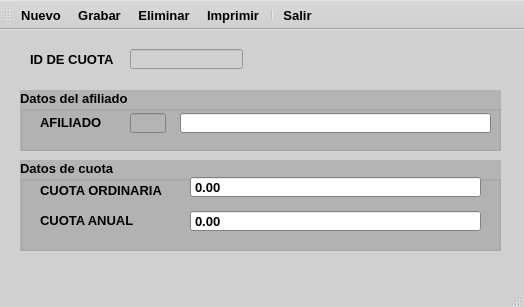
The window that ui/registro_cuotas.ui (EdwardsBC/SutrakomaqV2) describes before a commit, drawn with Qt 5.
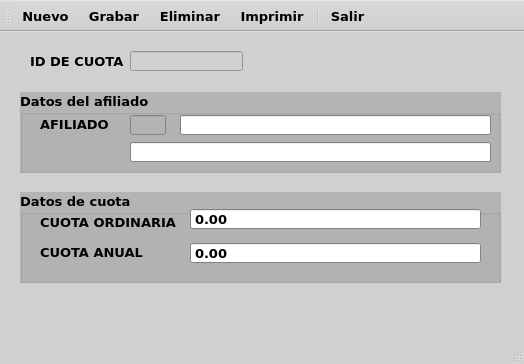
The same window after the commit. Icons and pictures are not drawn.

The edit to the form file:
```diff
--- a/ui/registro_cuotas.ui
+++ b/ui/registro_cuotas.ui
@@ -7,7 +7,7 @@
     <x>0</x>
     <y>0</y>
     <width>524</width>
-    <height>307</height>
+    <height>364</height>
    </rect>
   </property>
   <property name="palette">
@@ -454,6 +454,7 @@
   </property>
   <property name="font">
    <font>
+    <family>Verdana</family>
     <pointsize>10</pointsize>
     <bold>true</bold>
    </font>
@@ -473,6 +474,7 @@
     </property>
     <property name="font">
      <font>
+      <family>Verdana</family>
       <pointsize>10</pointsize>
       <bold>true</bold>
      </font>
@@ -487,7 +489,7 @@
       <x>20</x>
       <y>60</y>
       <width>481</width>
-      <height>61</height>
+      <height>81</height>
      </rect>
     </property>
     <property name="palette">
@@ -934,6 +936,7 @@
     </property>
     <property name="font">
      <font>
+      <family>Verdana</family>
       <pointsize>10</pointsize>
       <bold>true</bold>
      </font>
@@ -980,12 +983,22 @@
       </rect>
      </property>
     </widget>
+    <widget class="QLineEdit" name="lineEdit_4">
+     <property name="geometry">
+      <rect>
+       <x>110</x>
+       <y>50</y>
+       <width>361</width>
+       <height>20</height>
+      </rect>
+     </property>
+    </widget>
    </widget>
    <widget class="QGroupBox" name="groupBox_2">
     <property name="geometry">
      <rect>
       <x>20</x>
-      <y>130</y>
+      <y>160</y>
       <width>481</width>
       <height>91</height>
      </rect>
@@ -1434,6 +1447,7 @@
     </property>
     <property name="font">
      <font>
+      <family>Verdana</family>
       <pointsize>10</pointsize>
       <bold>true</bold>
      </font>
@@ -1523,6 +1537,7 @@
     </property>
     <property name="font">
      <font>
+      <family>Verdana</family>
       <pointsize>10</pointsize>
       <bold>true</bold>
      </font>
```
Left out of the diff: 24 changed lines with no effect on the pictures.
